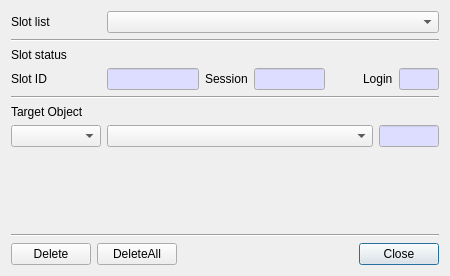
Old version of the form CryptokiMan/del_object_dlg.ui in the repository jykim74/CryptokiMan.
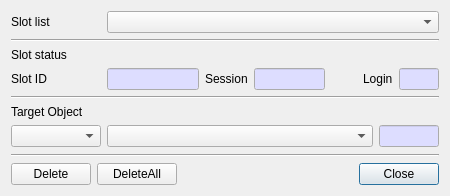
New version of the form.

Patch:
```diff
--- a/CryptokiMan/del_object_dlg.ui
+++ b/CryptokiMan/del_object_dlg.ui
@@ -7,7 +7,7 @@
     <x>0</x>
     <y>0</y>
     <width>450</width>
-    <height>276</height>
+    <height>196</height>
    </rect>
   </property>
   <property name="windowTitle">
```
